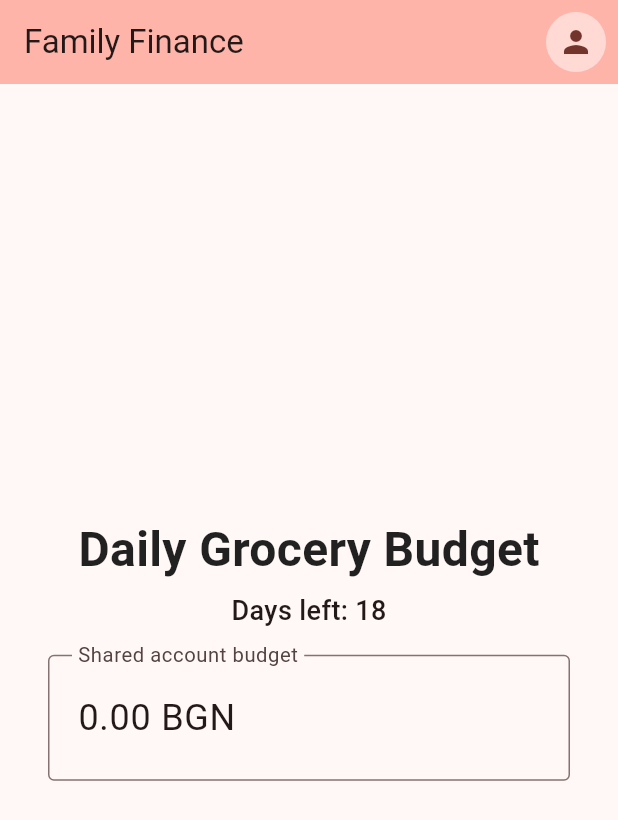
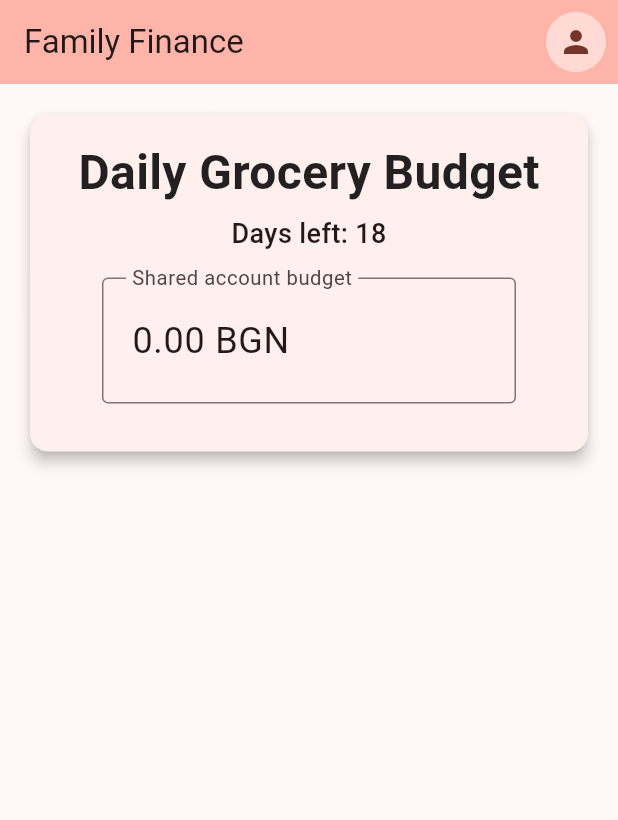
Before and after one commit to pfrenssen/fam-fin, a Flutter app: the screen it shows after launch, on a phone screen of 412 x 824 dp. Shown: the top 820 px of the screen. Run offline on Flutter 3.47's test engine with Material 3 defaults, Android fonts, the phone set to English and light mode, and no system bars; our stand-ins replace extended_masked_text, image_picker, shared_preferences.

Commit message:
Wrap the grocery calculator in a card.

```diff
--- a/lib/main.dart
+++ b/lib/main.dart
@@ -111,9 +111,15 @@ class _MyHomePageState extends State<MyHomePage> {
         ],
       ),
       // === Main Content ===
-      body: Center(
+      body: SingleChildScrollView(
+        child: Padding(
+          padding: const EdgeInsets.all(16.0),
+          child: Card(
+            elevation: 4.0,
+            child: Padding(
+              padding: const EdgeInsets.all(16.0),
               child: Column(
-          mainAxisAlignment: MainAxisAlignment.center,
+                mainAxisSize: MainAxisSize.min,
                 children: [
                   // Daily budget title
                   Padding(
@@ -173,6 +179,9 @@ class _MyHomePageState extends State<MyHomePage> {
                 ],
               ),
             ),
+          ),
+        ),
+      ),
     );
   }
 }
```
Lines whose indentation alone changed are shown as unchanged.
